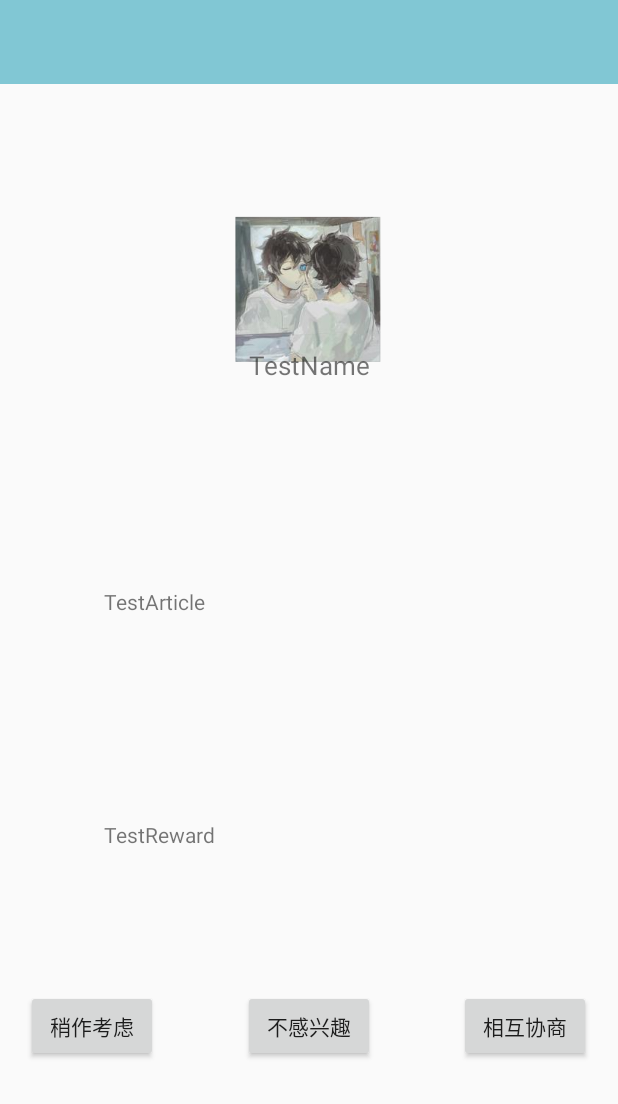
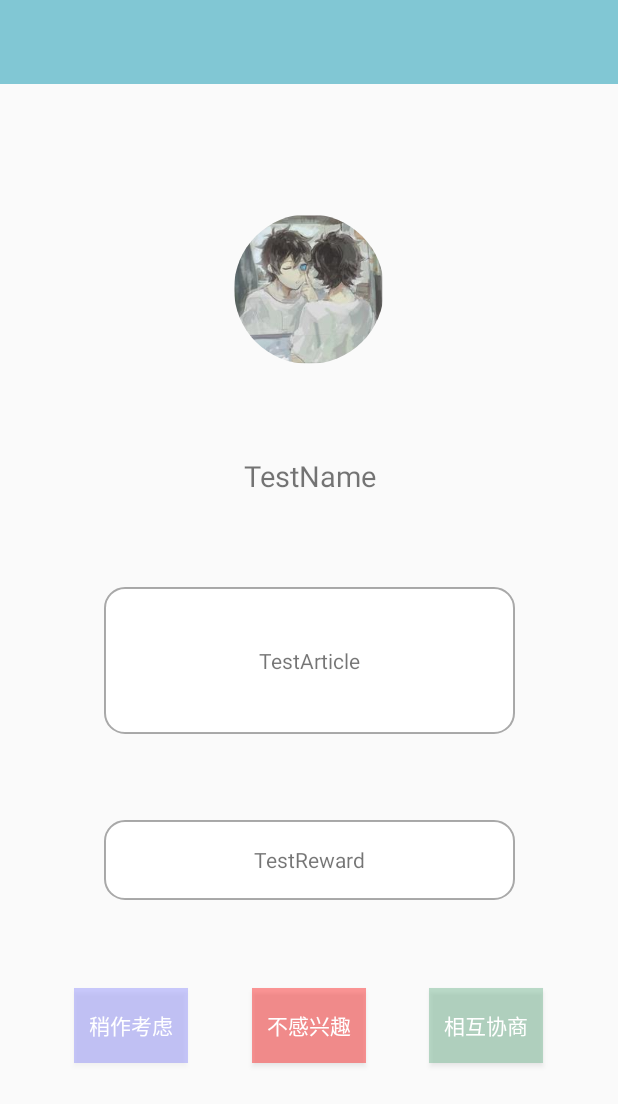
Before and after one commit to hongzicong/RainBow, an Android app: the layout notify_detail.xml on its own in the app's theme, with its tools: preview values and no code run, on a phone screen of 412 x 824 dp. Shown: the top 1104 px of the screen. Run offline under Robolectric (Android 15) with nearby library versions, the phone set to English and light mode, and no system bars.

Commit message:
21.弄好了详细内容，但是出bug了，每次向左滑动时都会触发点击事件，明天再处理

```diff
--- a/app/src/main/java/hongzicong/rainbow/viewholder/NotifyBottomHolder.java
+++ b/app/src/main/java/hongzicong/rainbow/viewholder/NotifyBottomHolder.java
@@ -47,8 +47,8 @@ public class NotifyBottomHolder extends RecyclerView.ViewHolder implements View.
 
     private NotifyData mNotifyData;
 
-    public NotifyBottomHolder(LayoutInflater inflater, ViewGroup parent, NotifyData notifyData){
-        super(inflater.inflate(R.layout.list_notify_bottom_item,parent,false));
+    public NotifyBottomHolder(View itemView,NotifyData notifyData){
+        super(itemView);
         ButterKnife.bind(this,itemView);
         mNotifyData=notifyData;
         initNotifyData();
--- /dev/null
+++ b/app/src/main/res/drawable/textview_border.xml
@@ -0,0 +1,18 @@
+<?xml version="1.0" encoding="utf-8"?>
+<shape xmlns:android="http://schemas.android.com/apk/res/android" android:shape="rectangle" >
+    <solid android:color="#ffffff" />
+    <stroke
+        android:width="1dip"
+        android:color="#55000000"
+        android:dashGap="2dp"/>
+    <corners
+        android:bottomLeftRadius="20px"
+        android:bottomRightRadius="20px"
+        android:topLeftRadius="20px"
+        android:topRightRadius="20px" />
+    <padding
+        android:bottom="3dp"
+        android:left="3dp"
+        android:right="3dp"
+        android:top="3dp" />
+</shape>
--- a/app/src/main/res/layout/notify_detail.xml
+++ b/app/src/main/res/layout/notify_detail.xml
@@ -12,19 +12,18 @@
         android:id="@+id/notify_detail_toolbar"
         android:layout_width="match_parent"
         android:layout_height="wrap_content"
-        android:titleTextColor="@android:color/black"
         android:background="@color/notify_color"
-        android:minHeight="?attr/actionBarSize"
-        android:title="通知"
+
         app:theme="@style/ThemeOverlay.AppCompat.Dark.ActionBar"
         app:popupTheme="@style/ThemeOverlay.AppCompat.Light"
         android:fitsSystemWindows="true"/>
 
     <android.support.constraint.ConstraintLayout
         android:layout_width="match_parent"
-        android:layout_height="match_parent">
+        android:layout_height="match_parent"
+        android:fitsSystemWindows="true">
 
-        <ImageView
+        <de.hdodenhof.circleimageview.CircleImageView
             android:id="@+id/notify_detail_avatar"
             android:layout_width="100dp"
             android:layout_height="100dp"
@@ -41,26 +40,28 @@
 
         <TextView
             android:id="@+id/notify_detail_name"
-            android:layout_width="wrap_content"
-            android:layout_height="27dp"
-            android:layout_marginBottom="8dp"
+            android:layout_width="95dp"
+            android:layout_height="33dp"
             android:layout_marginLeft="8dp"
             android:layout_marginRight="8dp"
-            android:layout_marginTop="175dp"
+            android:gravity="center"
             android:text="TestName"
-            android:textSize="17dp"
-            app:layout_constraintBottom_toBottomOf="parent"
-            app:layout_constraintHorizontal_bias="0.501"
+            android:textSize="19dp"
+            app:layout_constraintHorizontal_bias="0.502"
             app:layout_constraintLeft_toLeftOf="parent"
             app:layout_constraintRight_toRightOf="parent"
-            app:layout_constraintTop_toTopOf="parent"
-            app:layout_constraintVertical_bias="0.0"/>
+            android:layout_marginBottom="8dp"
+            app:layout_constraintBottom_toTopOf="@+id/notify_detail_article"
+            android:layout_marginTop="8dp"
+            app:layout_constraintTop_toBottomOf="@+id/notify_detail_avatar"/>
 
         <TextView
             android:id="@+id/notify_detail_article"
             android:layout_width="274dp"
             android:layout_height="98dp"
             android:text="TestArticle"
+            android:gravity="center"
+            android:background="@drawable/textview_border"
             android:layout_marginRight="8dp"
             app:layout_constraintRight_toRightOf="parent"
             android:layout_marginLeft="8dp"
@@ -74,6 +75,8 @@
             android:id="@+id/notify_detail_reward"
             android:layout_width="274dp"
             android:layout_height="53dp"
+            android:gravity="center"
+            android:background="@drawable/textview_border"
             android:layout_marginBottom="8dp"
             android:layout_marginLeft="8dp"
             android:layout_marginRight="8dp"
@@ -88,26 +91,30 @@
 
         <Button
             android:id="@+id/notify_detail_later"
-            android:layout_width="wrap_content"
-            android:layout_height="wrap_content"
+            android:layout_width="76dp"
+            android:layout_height="50dp"
+            android:layout_marginLeft="8dp"
+            android:layout_marginRight="8dp"
+            android:background="#330000ff"
             android:text="稍作考虑"
+            android:textColor="#FFFFFF"
             app:layout_constraintBaseline_toBaselineOf="@+id/notify_detail_no"
-            android:layout_marginLeft="8dp"
+            app:layout_constraintHorizontal_bias="0.13"
             app:layout_constraintLeft_toLeftOf="parent"
-            android:layout_marginRight="8dp"
-            app:layout_constraintRight_toRightOf="parent"
-            app:layout_constraintHorizontal_bias="0.031"/>
+            app:layout_constraintRight_toRightOf="parent"/>
 
         <Button
             android:id="@+id/notify_detail_ok"
-            android:layout_width="wrap_content"
-            android:layout_height="wrap_content"
+            android:layout_width="76dp"
+            android:layout_height="50dp"
+            android:background="#665DAC81"
+            android:textColor="#FFFFFF"
             android:text="相互协商"
             android:layout_marginRight="8dp"
             app:layout_constraintRight_toRightOf="parent"
             android:layout_marginLeft="8dp"
             app:layout_constraintLeft_toLeftOf="parent"
-            app:layout_constraintHorizontal_bias="0.968"
+            app:layout_constraintHorizontal_bias="0.869"
             app:layout_constraintTop_toTopOf="parent"
             android:layout_marginTop="8dp"
             app:layout_constraintBottom_toBottomOf="parent"
@@ -116,13 +123,15 @@
 
         <Button
             android:id="@+id/notify_detail_no"
-            android:layout_width="wrap_content"
-            android:layout_height="wrap_content"
+            android:layout_width="76dp"
+            android:layout_height="50dp"
+            android:layout_marginLeft="8dp"
+            android:layout_marginRight="8dp"
+            android:background="#66ff0000"
             android:text="不感兴趣"
+            android:textColor="#FFFFFF"
             app:layout_constraintBaseline_toBaselineOf="@+id/notify_detail_ok"
-            android:layout_marginLeft="8dp"
             app:layout_constraintLeft_toLeftOf="parent"
-            android:layout_marginRight="8dp"
             app:layout_constraintRight_toRightOf="parent"/>
 
     </android.support.constraint.ConstraintLayout>
--- a/app/src/main/res/values-v21/styles.xml
+++ b/app/src/main/res/values-v21/styles.xml
@@ -6,8 +6,6 @@
         <item name="colorPrimary">@color/colorPrimary</item>
         <item name="colorPrimaryDark">@color/colorPrimaryDark</item>
         <item name="colorAccent">@color/colorAccent</item>
-
-        <item name="android:windowTranslucentStatus">true</item>
 
     </style>
 
```
Also changed, not shown: app/src/main/java/hongzicong/rainbow/activity/NotifyDetailActivity.java (+40 -6 lines), app/src/main/java/hongzicong/rainbow/adapter/NotifyAdapter.java (+13 -3 lines), app/src/main/java/hongzicong/rainbow/fragment/NotifyFragment.java (+16 -2 lines).
